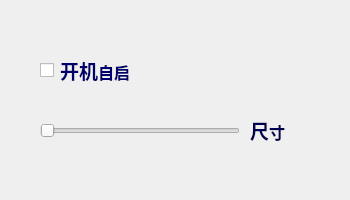
LinJ0866/Haro, file setwin.ui: the form before one commit.
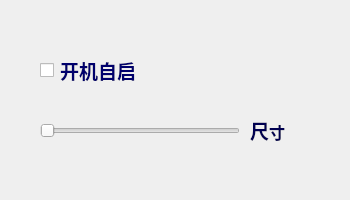
The form after the commit.

```diff
--- a/setwin.ui
+++ b/setwin.ui
@@ -75,7 +75,7 @@
 &lt;html&gt;&lt;head&gt;&lt;meta name=&quot;qrichtext&quot; content=&quot;1&quot; /&gt;&lt;style type=&quot;text/css&quot;&gt;
 p, li { white-space: pre-wrap; }
 &lt;/style&gt;&lt;/head&gt;&lt;body style=&quot; font-family:'SimSun'; font-size:9pt; font-weight:400; font-style:normal;&quot;&gt;
-&lt;p style=&quot; margin-top:12px; margin-bottom:12px; margin-left:0px; margin-right:0px; -qt-block-indent:0; text-indent:0px;&quot;&gt;&lt;span style=&quot; font-size:14pt; font-weight:600; color:#00006c;&quot;&gt;开机&lt;/span&gt;&lt;span style=&quot; font-size:12pt; font-weight:600; color:#00006c;&quot;&gt;自启&lt;/span&gt;&lt;/p&gt;&lt;/body&gt;&lt;/html&gt;</string>
+&lt;p style=&quot; margin-top:12px; margin-bottom:12px; margin-left:0px; margin-right:0px; -qt-block-indent:0; text-indent:0px;&quot;&gt;&lt;span style=&quot; font-family:'SimSun'; font-size:14pt; font-weight:600; color:#00006c;&quot;&gt;开机自启&lt;/span&gt;&lt;/p&gt;&lt;/body&gt;&lt;/html&gt;</string>
    </property>
   </widget>
   <widget class="QCheckBox" name="openBox">
```
Left out of the diff: 4 changed lines with no effect on the pictures.
